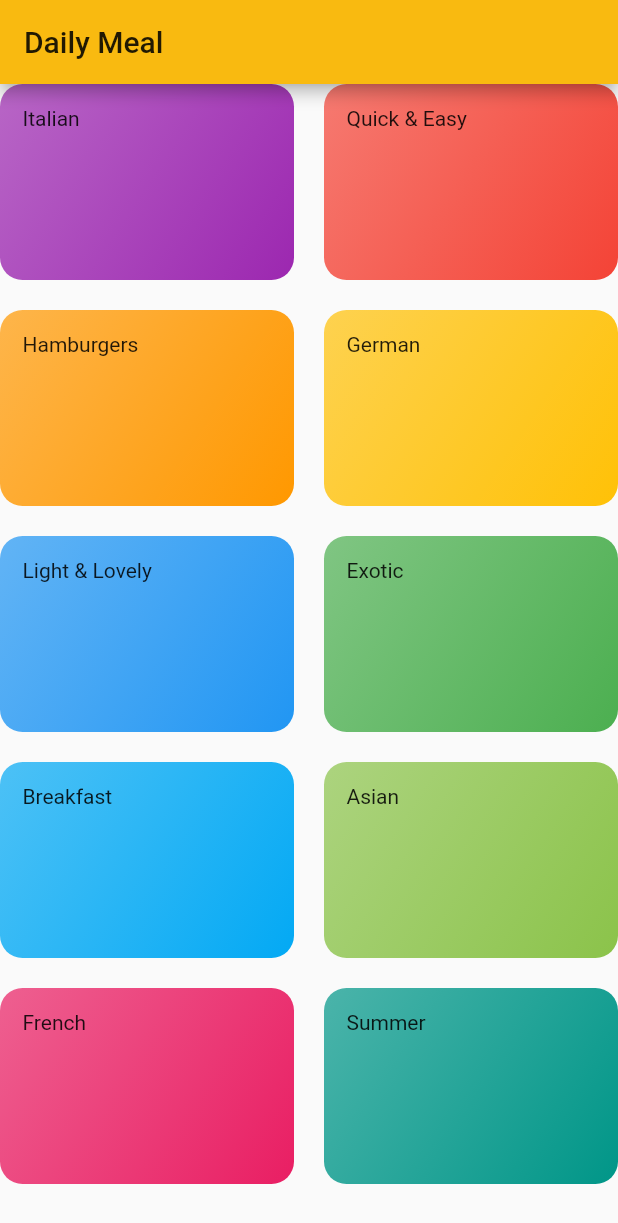
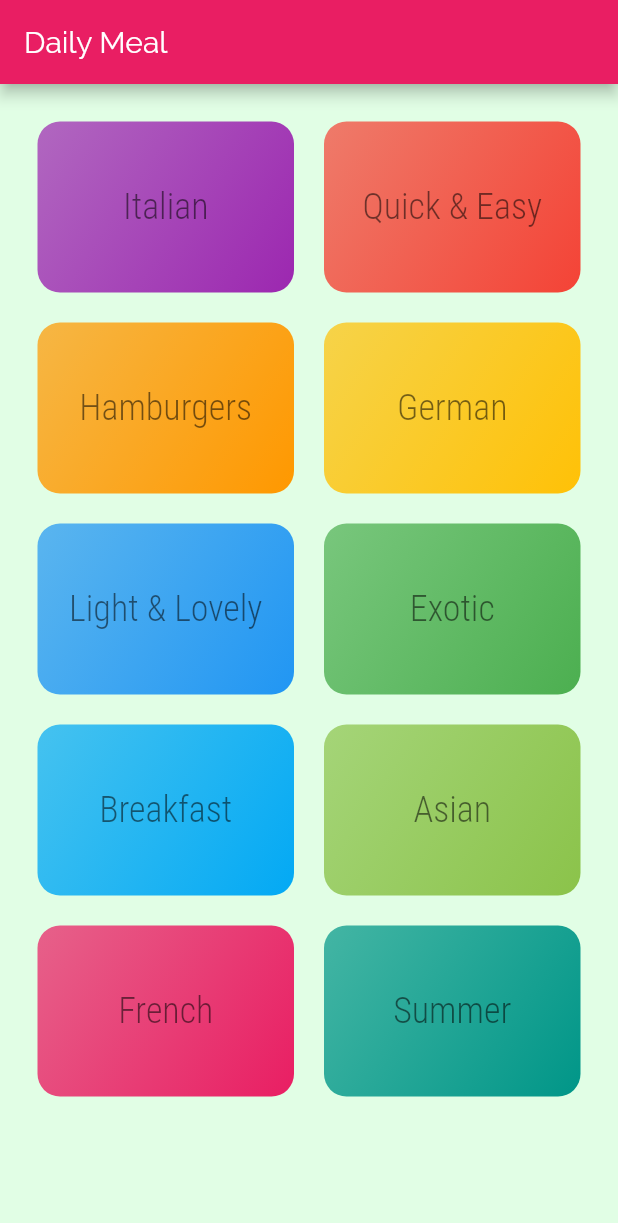
Before and after one commit to ashwanisng/Meal-App, a Flutter app: the screen it shows after launch, on a phone screen of 412 x 824 dp. Shown: the top 1223 px of the screen. Run offline on Flutter 3.47's test engine with Material 2 defaults, Android fonts, the phone set to English and light mode, and no system bars.

Commit message:
custom font added

```diff
--- a/lib/main.dart
+++ b/lib/main.dart
@@ -12,7 +12,19 @@ class MyApp extends StatelessWidget {
     return MaterialApp(
       title: 'Flutter Demo',
       theme: ThemeData(
-        primaryColor: Color(0xffF9BA10),
+        primaryColor: Colors.pink,
+        accentColor: Colors.amber,
+        canvasColor: Color.fromRGBO(225, 254, 229, 1),
+        fontFamily: 'Raleway',
+        textTheme: ThemeData.light().textTheme.copyWith(
+              bodyText1: TextStyle(
+                color: Color.fromRGBO(20, 51, 51, 1),
+              ),
+              bodyText2: TextStyle(
+                color: Color.fromRGBO(20, 51, 51, 1),
+              ),
+              headline1: TextStyle(fontSize: 24, fontFamily: 'RobotoCondensed'),
+            ),
       ),
       home: CategoriesScreen(),
     );
--- a/lib/model/category_item.dart
+++ b/lib/model/category_item.dart
@@ -9,7 +9,11 @@ class CategoryItem extends StatelessWidget {
   Widget build(BuildContext context) {
     return Container(
       padding: EdgeInsets.all(15),
-      child: Text(title),
+      child: Center(
+          child: Text(
+        title,
+        style: Theme.of(context).textTheme.headline1,
+      )),
       decoration: BoxDecoration(
         borderRadius: BorderRadius.circular(15),
         gradient: LinearGradient(
--- a/lib/screen/category_screen.dart
+++ b/lib/screen/category_screen.dart
@@ -10,6 +10,7 @@ class CategoriesScreen extends StatelessWidget {
         title: Text('Daily Meal'),
       ),
       body: GridView(
+        padding: EdgeInsets.all(25),
         children: dummyCategory
             .map((e) => CategoryItem(title: e.title, color: e.color))
             .toList(),
```
Also changed, not shown: pubspec.yaml (+18 -11 lines), assets/fonts/Raleway-Black.ttf (added), assets/fonts/Raleway-Bold.ttf (added), assets/fonts/Raleway-Regular.ttf (added), assets/fonts/RobotoCondensed-Bold.ttf (added), assets/fonts/RobotoCondensed-Italic.ttf (added), assets/fonts/RobotoCondensed-Light.ttf (added), assets/fonts/RobotoCondensed-Regular.ttf (added).
